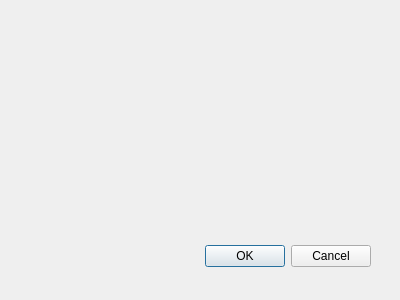
First picture: the form in tutorials/ui_imagedialog.ui, repository MaksimTP/PyQT, before the edit.
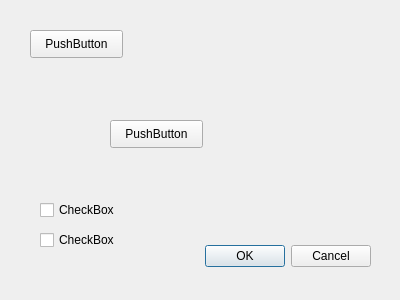
Second picture: the form after the edit.

Diff of the .ui file:
```diff
--- a/tutorials/ui_imagedialog.ui
+++ b/tutorials/ui_imagedialog.ui
@@ -29,6 +29,58 @@
     <set>QDialogButtonBox::Cancel|QDialogButtonBox::Ok</set>
    </property>
   </widget>
+  <widget class="QPushButton" name="pushButton">
+   <property name="geometry">
+    <rect>
+     <x>30</x>
+     <y>30</y>
+     <width>93</width>
+     <height>28</height>
+    </rect>
+   </property>
+   <property name="text">
+    <string>PushButton</string>
+   </property>
+  </widget>
+  <widget class="QPushButton" name="pushButton_2">
+   <property name="geometry">
+    <rect>
+     <x>110</x>
+     <y>120</y>
+     <width>93</width>
+     <height>28</height>
+    </rect>
+   </property>
+   <property name="text">
+    <string>PushButton</string>
+   </property>
+  </widget>
+  <widget class="QCheckBox" name="checkBox">
+   <property name="geometry">
+    <rect>
+     <x>40</x>
+     <y>200</y>
+     <width>81</width>
+     <height>20</height>
+    </rect>
+   </property>
+   <property name="text">
+    <string>CheckBox</string>
+   </property>
+  </widget>
+  <widget class="QCheckBox" name="checkBox_2">
+   <property name="geometry">
+    <rect>
+     <x>40</x>
+     <y>230</y>
+     <width>81</width>
+     <height>20</height>
+    </rect>
+   </property>
+   <property name="text">
+    <string>CheckBox</string>
+   </property>
+  </widget>
  </widget>
  <resources/>
  <connections>
```
Left out of the diff: 8 changed lines with no effect on the pictures.
